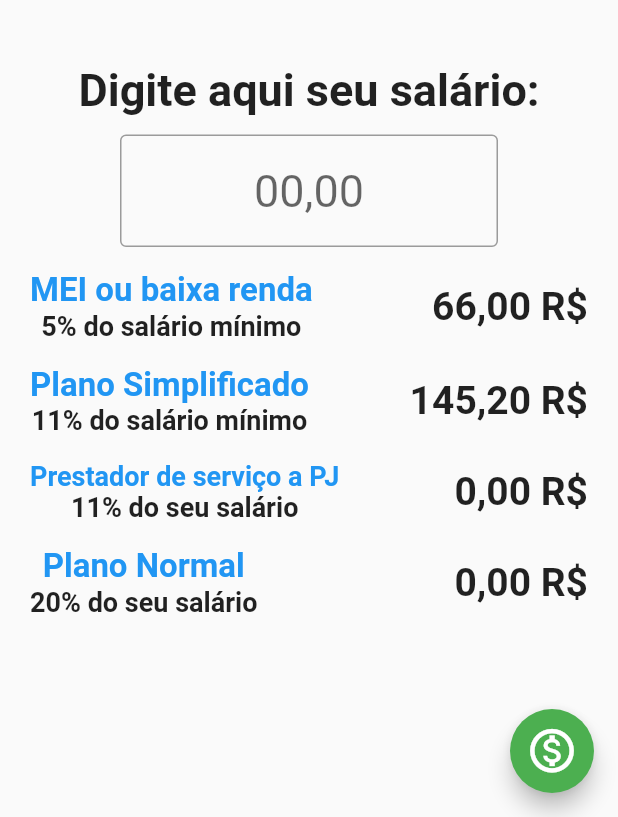
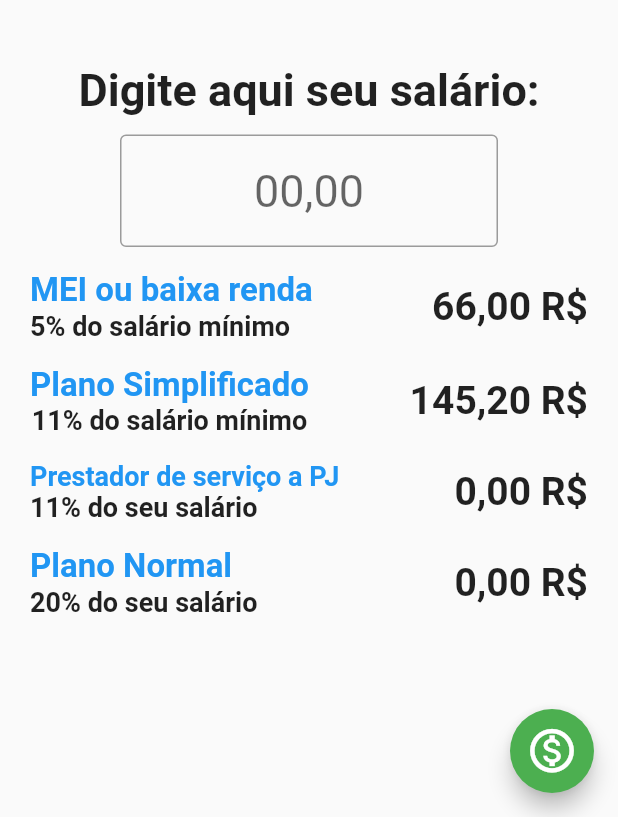
Before and after one commit to aericode/inss-calculator-flutter, a Flutter app: the screen it shows after launch, on a phone screen of 412 x 824 dp, the part 419-1236 px from its top. Run offline on Flutter 3.47's test engine with Material 2 defaults, Android fonts, the light colour scheme and no system bars.

Commit message:
text alignment

```diff
--- a/lib/main.dart
+++ b/lib/main.dart
@@ -127,6 +127,7 @@ class _MyHomePageState extends State<MyHomePage> {
                       mainAxisAlignment: MainAxisAlignment.spaceBetween,
                       children: <Widget>[
                         Column(
+                          crossAxisAlignment: CrossAxisAlignment.start,
                           children: const <Widget>[
                             Text("MEI ou baixa renda",
                                 style: TextStyle(
@@ -175,6 +176,7 @@ class _MyHomePageState extends State<MyHomePage> {
                       mainAxisAlignment: MainAxisAlignment.spaceBetween,
                       children: <Widget>[
                         Column(
+                          crossAxisAlignment: CrossAxisAlignment.start,
                           children: const <Widget>[
                             Text("Prestador de serviço a PJ",
                                 style: TextStyle(
@@ -187,6 +189,7 @@ class _MyHomePageState extends State<MyHomePage> {
                           ],
                         ),
                         Text(
+
                             ((_salario * 0.11).toStringAsFixed(2) +
                                 ' R\$')
                                 .replaceAll('.', ','),
@@ -199,6 +202,7 @@ class _MyHomePageState extends State<MyHomePage> {
                       mainAxisAlignment: MainAxisAlignment.spaceBetween,
                       children: <Widget>[
                         Column(
+                          crossAxisAlignment: CrossAxisAlignment.start,
                           children: const <Widget>[
                             Text("Plano Normal",
                                 style: TextStyle(
```
